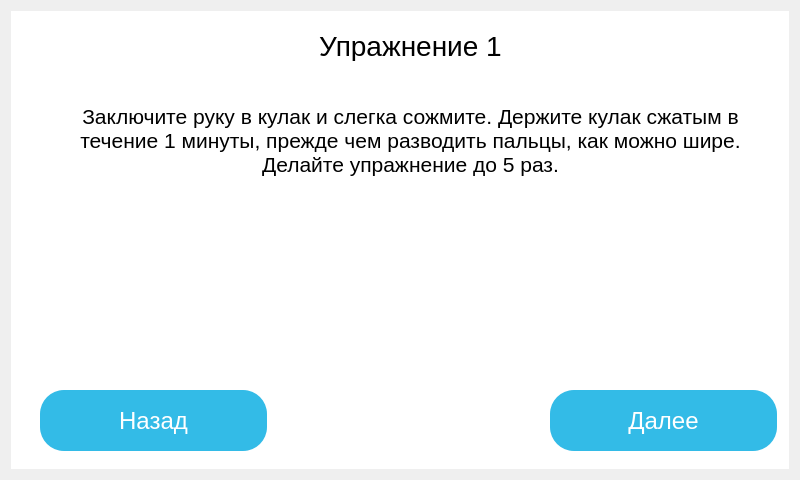
Above: gui/window-4.ui from GerrFrog/Muscular-training-apparatus before the change. Below: the same form after it.
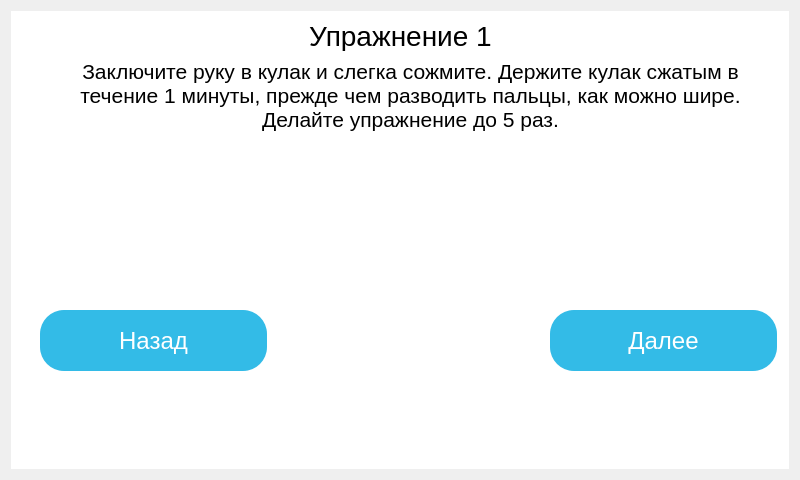
That is the form after the change. Icons and pictures are not drawn.

Patch:
```diff
--- a/gui/window-4.ui
+++ b/gui/window-4.ui
@@ -27,9 +27,9 @@
           <property name="geometry">
            <rect>
             <x>50</x>
-            <y>60</y>
+            <y>40</y>
             <width>681</width>
-            <height>121</height>
+            <height>71</height>
            </rect>
           </property>
           <property name="styleSheet">
@@ -60,8 +60,8 @@
          <widget class="QLabel" name="main_label">
           <property name="geometry">
            <rect>
-            <x>280</x>
-            <y>10</y>
+            <x>270</x>
+            <y>0</y>
             <width>221</width>
             <height>31</height>
            </rect>
@@ -95,7 +95,7 @@
           <property name="geometry">
            <rect>
             <x>240</x>
-            <y>200</y>
+            <y>120</y>
             <width>281</width>
             <height>171</height>
            </rect>
@@ -114,7 +114,7 @@
           <property name="geometry">
            <rect>
             <x>20</x>
-            <y>370</y>
+            <y>290</y>
             <width>227</width>
             <height>61</height>
            </rect>
@@ -146,7 +146,7 @@
           <property name="geometry">
            <rect>
             <x>530</x>
-            <y>370</y>
+            <y>290</y>
             <width>227</width>
             <height>61</height>
            </rect>
```
